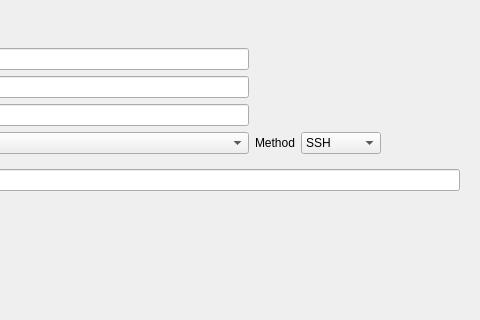
Above: src/jenkinsTools/ux/nodesDialog.ui from clockworksspheres/jenkinsTools before the change; both pictures show x 305 to 785 and y 0 to 320 of the 785 by 522 pixel window. Below: the same form after it.
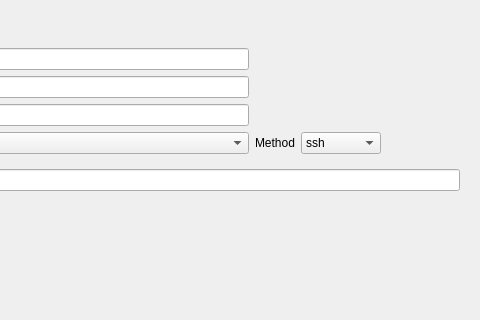
That is the form after the change.

Patch:
```diff
--- a/src/jenkinsTools/ux/nodesDialog.ui
+++ b/src/jenkinsTools/ux/nodesDialog.ui
@@ -119,7 +119,7 @@
     <widget class="QComboBox" name="MethodComboBox">
      <item>
       <property name="text">
-       <string>SSH</string>
+       <string>ssh</string>
       </property>
      </item>
      <item>
```
Left out of the diff: 8 changed lines with no effect on the pictures.
